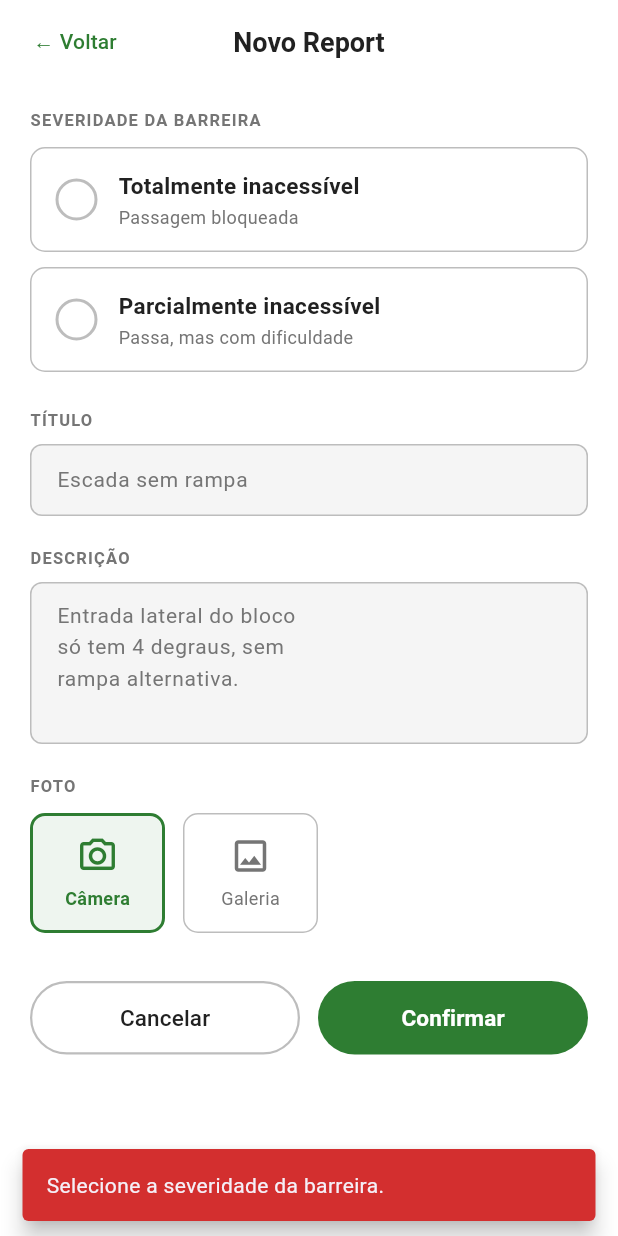
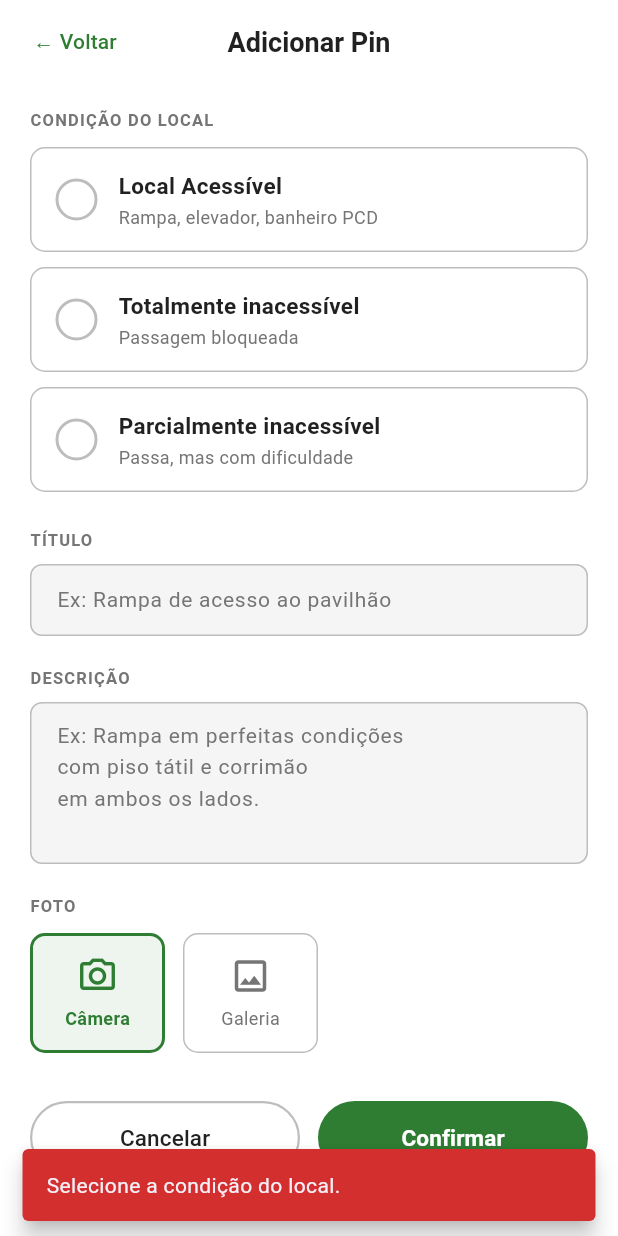
Before and after one commit to oficialvzi/cadei-rotas, a Flutter app: the NovoReportScreen screen opened directly with empty values, after a tap on "Confirmar", on a phone screen of 412 x 824 dp. Run offline on Flutter 3.47's test engine with Material 3 defaults, Android fonts, the phone set to English and light mode, and no system bars; our stand-ins replace cloud_firestore, firebase_auth, firebase_core, firebase_storage, flutter_svg, geolocator and 4 more; accounts and stored records are empty.

Commit message:
feat: adicionada a função do mapa inciar na posição do usuário e de adicionar um pin azul

```diff
--- a/app/lib/screens/mapa.dart
+++ b/app/lib/screens/mapa.dart
@@ -17,6 +17,7 @@ class _MapaScreenState extends State<MapaScreen> {
   bool _permissaoLocalizacaoConcedida = false;
   bool _selecionandoLocalReport = false;
 
+  // Mantido como posição de carregamento (Fallback) enquanto o GPS busca o satélite
   final LatLng _posicaoInicial = const LatLng(-15.7633, -47.8702);
 
   @override
@@ -33,11 +34,39 @@ class _MapaScreenState extends State<MapaScreen> {
     if (permissao == LocationPermission.whileInUse ||
         permissao == LocationPermission.always) {
       setState(() => _permissaoLocalizacaoConcedida = true);
+      // Assim que a permissão for garantida, move a câmera
+      _moverParaLocalizacaoAtual();
+    }
+  }
+
+  // Função nova que busca a coordenada real e anima o mapa
+  Future<void> _moverParaLocalizacaoAtual() async {
+    try {
+      Position pos = await Geolocator.getCurrentPosition(
+        desiredAccuracy: LocationAccuracy.high,
+      );
+
+      if (_mapController != null) {
+        _mapController!.animateCamera(
+          CameraUpdate.newCameraPosition(
+            CameraPosition(
+              target: LatLng(pos.latitude, pos.longitude),
+              zoom: 17.5,
+            ),
+          ),
+        );
+      }
+    } catch (e) {
+      debugPrint('Erro ao buscar localização: $e');
     }
   }
 
   void _onMapCreated(GoogleMapController controller) {
     _mapController = controller;
+    // Garante que o mapa vá para o local do usuário se a permissão já estiver salva no celular
+    if (_permissaoLocalizacaoConcedida) {
+      _moverParaLocalizacaoAtual();
+    }
   }
 
   /// Converte os documentos do Firestore em marcadores do mapa.
@@ -208,7 +237,6 @@ class _MapaScreenState extends State<MapaScreen> {
                 ),
               ),
 
-              // Foto (se houver) ou placeholder
               Container(
                 height: 160,
                 width: double.infinity,
--- a/app/lib/screens/report_screen.dart
+++ b/app/lib/screens/report_screen.dart
@@ -7,7 +7,8 @@ import 'package:cadeirotas_app/core/services/reports_service.dart';
 import 'package:cadeirotas_app/core/services/auth_service.dart';
 import 'package:cadeirotas_app/core/services/storage_service.dart';
 
-enum SeveridadeBarreira { nenhuma, total, parcial }
+// Enumeração atualizada para refletir a condição geral do local
+enum TipoCondicao { nenhuma, acessivel, total, parcial }
 enum DificuldadeParcial { nenhuma, apenasManual, dificilPassagem }
 
 class NovoReportScreen extends StatefulWidget {
@@ -19,10 +20,8 @@ class NovoReportScreen extends StatefulWidget {
   State<NovoReportScreen> createState() => _NovoReportScreenState();
 }
 
-
-
 class _NovoReportScreenState extends State<NovoReportScreen> {
-  SeveridadeBarreira _severidade = SeveridadeBarreira.nenhuma;
+  TipoCondicao _condicao = TipoCondicao.nenhuma;
   DificuldadeParcial _dificuldade = DificuldadeParcial.nenhuma;
   final _tituloController = TextEditingController();
   final _descricaoController = TextEditingController();
@@ -31,6 +30,8 @@ class _NovoReportScreenState extends State<NovoReportScreen> {
   bool _enviando = false;
   final ImagePicker _picker = ImagePicker();
 
+  // Cor azul adicionada à paleta
+  static const Color _azul = Color(0xFF0E5FB5);
   static const Color _vermelho = Color(0xFFD32F2F);
   static const Color _laranja = Color(0xFFE65100);
   static const Color _verde = Color(0xFF2E7D32);
@@ -89,11 +90,11 @@ class _NovoReportScreenState extends State<NovoReportScreen> {
   }
 
   Future<void> _confirmar() async {
-    if (_severidade == SeveridadeBarreira.nenhuma) {
-      _mostrarErro('Selecione a severidade da barreira.');
+    if (_condicao == TipoCondicao.nenhuma) {
+      _mostrarErro('Selecione a condição do local.');
       return;
     }
-    if (_severidade == SeveridadeBarreira.parcial &&
+    if (_condicao == TipoCondicao.parcial &&
         _dificuldade == DificuldadeParcial.nenhuma) {
       _mostrarErro('Selecione o tipo de dificuldade.');
       return;
@@ -105,12 +106,15 @@ class _NovoReportScreenState extends State<NovoReportScreen> {
 
     setState(() => _enviando = true);
 
-    final String categoria = _severidade == SeveridadeBarreira.total
+    // Lógica atualizada para enviar a categoria correta ao Firestore
+    final String categoria = _condicao == TipoCondicao.total
         ? 'bloqueio'
-        : 'parcial';
+        : _condicao == TipoCondicao.parcial
+        ? 'parcial'
+        : 'acessivel';
 
     String? subcategoria;
-    if (_severidade == SeveridadeBarreira.parcial) {
+    if (_condicao == TipoCondicao.parcial) {
       subcategoria = _dificuldade == DificuldadeParcial.apenasManual
           ? 'cadeira_manual'
           : 'dificil_passagem';
@@ -152,7 +156,7 @@ class _NovoReportScreenState extends State<NovoReportScreen> {
       if (!mounted) return;
       ScaffoldMessenger.of(context).showSnackBar(
         const SnackBar(
-          content: Text('Report enviado com sucesso!'),
+          content: Text('Ponto registrado com sucesso!'),
           backgroundColor: _verde,
           behavior: SnackBarBehavior.floating,
         ),
@@ -176,21 +180,30 @@ class _NovoReportScreenState extends State<NovoReportScreen> {
         child: Column(
           crossAxisAlignment: CrossAxisAlignment.start,
           children: [
-            _buildSecaoLabel('SEVERIDADE DA BARREIRA'),
+            _buildSecaoLabel('CONDIÇÃO DO LOCAL'),
             const SizedBox(height: 10),
 
-            // PIN VERMELHO em cima (conforme solicitado)
-            _buildOpcaoSeveridade(
-              valor: SeveridadeBarreira.total,
+            // PIN AZUL adicionado no topo
+            _buildOpcaoCondicao(
+              valor: TipoCondicao.acessivel,
+              titulo: 'Local Acessível',
+              subtitulo: 'Rampa, elevador, banheiro PCD',
+              cor: _azul,
+            ),
+            const SizedBox(height: 10),
+
+            // PIN VERMELHO
+            _buildOpcaoCondicao(
+              valor: TipoCondicao.total,
               titulo: 'Totalmente inacessível',
               subtitulo: 'Passagem bloqueada',
               cor: _vermelho,
             ),
             const SizedBox(height: 10),
 
-            // PIN LARANJA embaixo
-            _buildOpcaoSeveridade(
-              valor: SeveridadeBarreira.parcial,
+            // PIN LARANJA
+            _buildOpcaoCondicao(
+              valor: TipoCondicao.parcial,
               titulo: 'Parcialmente inacessível',
               subtitulo: 'Passa, mas com dificuldade',
               cor: _laranja,
@@ -200,7 +213,7 @@ class _NovoReportScreenState extends State<NovoReportScreen> {
             AnimatedSize(
               duration: const Duration(milliseconds: 250),
               curve: Curves.easeInOut,
-              child: _severidade == SeveridadeBarreira.parcial
+              child: _condicao == TipoCondicao.parcial
                   ? Padding(
                 padding: const EdgeInsets.only(top: 12),
                 child: _buildCampoDificuldade(),
@@ -213,7 +226,7 @@ class _NovoReportScreenState extends State<NovoReportScreen> {
             const SizedBox(height: 8),
             _buildTextField(
               controller: _tituloController,
-              hint: 'Escada sem rampa',
+              hint: 'Ex: Rampa de acesso ao pavilhão',
               maxLines: 1,
             ),
 
@@ -223,7 +236,7 @@ class _NovoReportScreenState extends State<NovoReportScreen> {
             _buildTextField(
               controller: _descricaoController,
               hint:
-                  'Entrada lateral do bloco\nsó tem 4 degraus, sem\nrampa alternativa.',
+              'Ex: Rampa em perfeitas condições\ncom piso tátil e corrimão\nem ambos os lados.',
               maxLines: 4,
             ),
 
@@ -264,7 +277,7 @@ class _NovoReportScreenState extends State<NovoReportScreen> {
       ),
       leadingWidth: 100,
       title: const Text(
-        'Novo Report',
+        'Adicionar Pin',
         style: TextStyle(
           color: _textoPrimario,
           fontSize: 18,
@@ -286,19 +299,19 @@ class _NovoReportScreenState extends State<NovoReportScreen> {
     );
   }
 
-  Widget _buildOpcaoSeveridade({
-    required SeveridadeBarreira valor,
+  Widget _buildOpcaoCondicao({
+    required TipoCondicao valor,
     required String titulo,
     required String subtitulo,
     required Color cor,
   }) {
-    final bool selecionado = _severidade == valor;
+    final bool selecionado = _condicao == valor;
 
     return GestureDetector(
       onTap: () {
         setState(() {
-          _severidade = valor;
-          if (valor != SeveridadeBarreira.parcial) {
+          _condicao = valor;
+          if (valor != TipoCondicao.parcial) {
             _dificuldade = DificuldadeParcial.nenhuma;
           }
         });
```
Also changed, not shown: 7 other files. Lines whose indentation alone changed are shown as unchanged.
